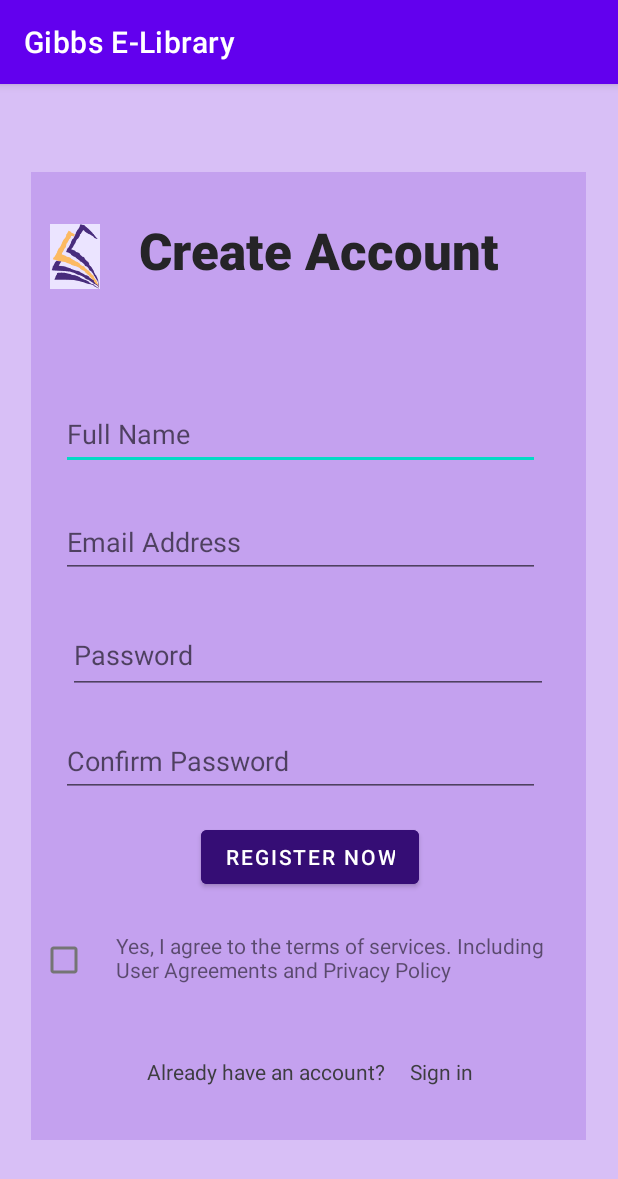
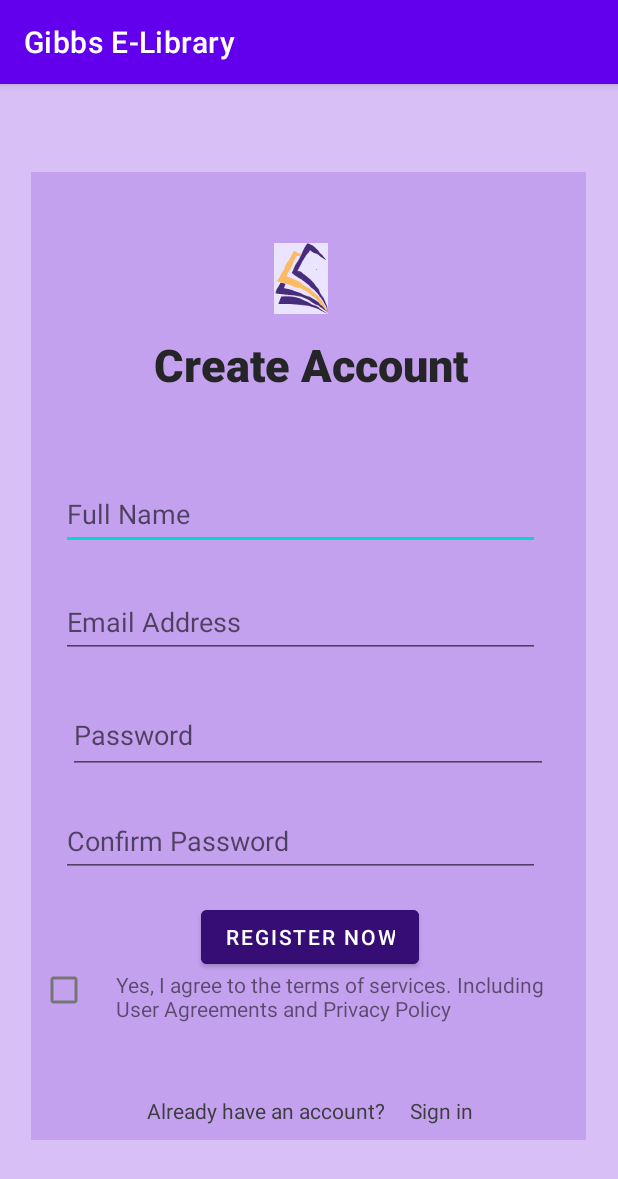
Before and after one commit to Gibbs5050/Gibbs-Library, an Android app: the RegisterUser screen opened directly, with no data from a screen before it, on a phone screen of 412 x 824 dp. Shown: the top 1179 px of the screen. Run offline under Robolectric (Android 15) with nearby library versions, the light colour scheme and no system bars.

Commit message:
logo adjustment

```diff
--- a/app/src/main/res/layout/activity_register_user.xml
+++ b/app/src/main/res/layout/activity_register_user.xml
@@ -64,27 +64,28 @@
             android:id="@+id/TitleRegisterPage"
             android:layout_width="264dp"
             android:layout_height="62dp"
-            android:layout_marginTop="29dp"
-            android:layout_marginEnd="43dp"
+            android:layout_marginTop="108dp"
+            android:layout_marginEnd="52dp"
             android:fontFamily="sans-serif-black"
             android:text="@string/TextOne"
             android:textAlignment="center"
             android:textColor="#252427"
-            android:textSize="34sp"
+            android:textSize="30sp"
             android:textStyle="bold"
             android:typeface="normal"
             app:layout_constraintEnd_toEndOf="parent"
-            app:layout_constraintStart_toEndOf="@+id/imageView4"
             app:layout_constraintTop_toTopOf="parent" />
 
         <ImageView
             android:id="@+id/imageView4"
-            android:layout_width="52dp"
-            android:layout_height="43dp"
-            android:layout_marginTop="29dp"
-            android:layout_marginBottom="67dp"
-            app:layout_constraintBottom_toTopOf="@+id/NameRegisterText"
-            app:layout_constraintEnd_toStartOf="@+id/TitleRegisterPage"
+            android:layout_width="61dp"
+            android:layout_height="47dp"
+            android:layout_marginStart="149dp"
+            android:layout_marginTop="44dp"
+            android:layout_marginEnd="160dp"
+            android:layout_marginBottom="10dp"
+            app:layout_constraintBottom_toTopOf="@+id/TitleRegisterPage"
+            app:layout_constraintEnd_toEndOf="parent"
             app:layout_constraintStart_toStartOf="parent"
             app:layout_constraintTop_toTopOf="parent"
             app:srcCompat="@drawable/splash_screen_logoo" />
```
